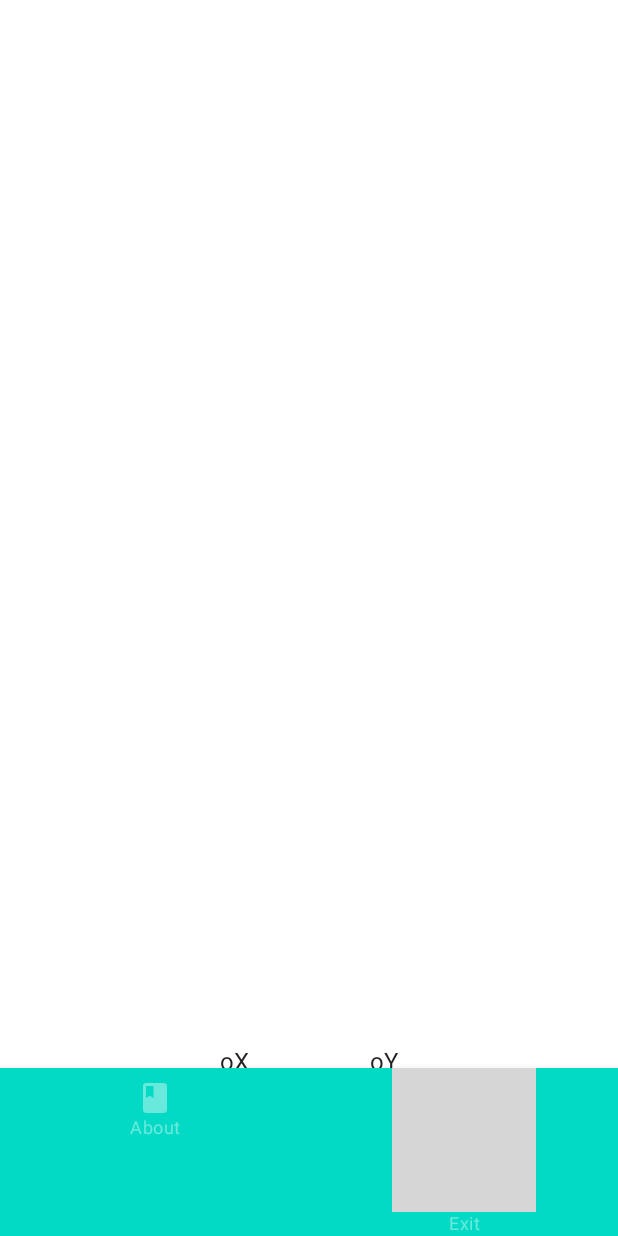
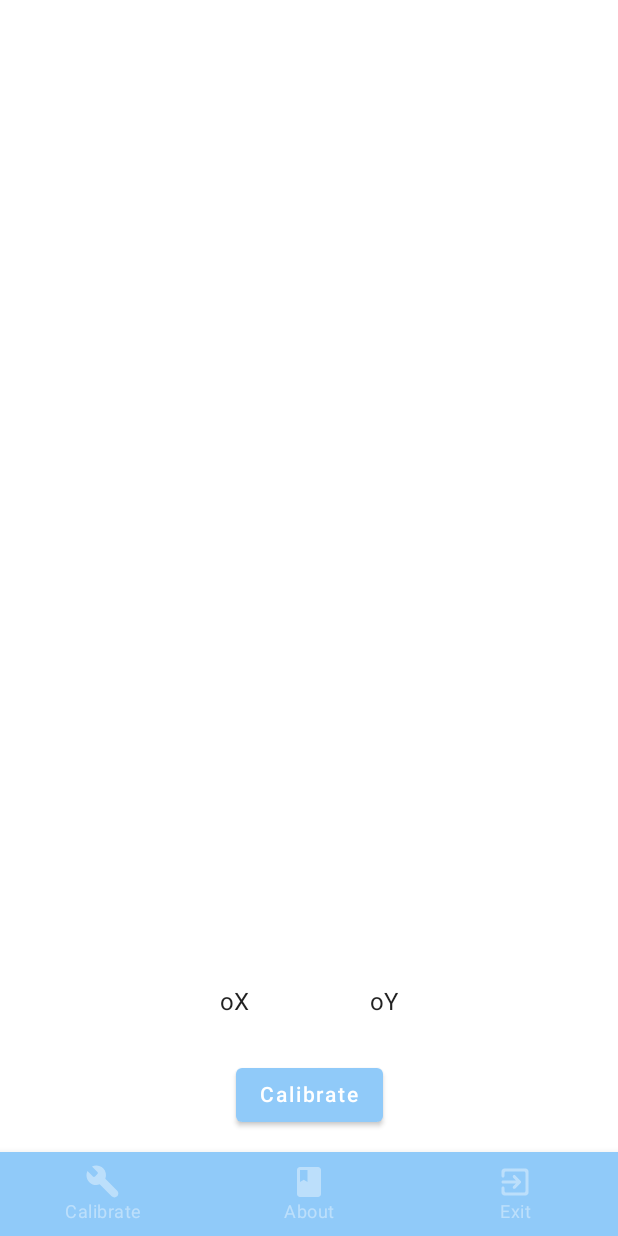
Before and after one commit to Alexekov/SpiritLevel, an Android app built with Jetpack Compose: the screen it shows after launch (MainActivity), on a phone screen of 412 x 824 dp. Run offline under Robolectric (Android 15) with nearby library versions, the phone set to English and light mode, and no system bars; grey boxes are pictures that could not be loaded.

Commit message:
Worked update

```diff
--- a/app/src/main/java/com/alexeykov/spiritlevel/MainActivity.kt
+++ b/app/src/main/java/com/alexeykov/spiritlevel/MainActivity.kt
@@ -92,13 +92,15 @@ fun DrawCross() {
 }
 
 @Composable
-fun NavigationMenu() {
+fun NavigationMenu(isVisible: Boolean) {
     val items = listOf(
+        BottomNavigationItem.Calibrate,
         BottomNavigationItem.About,
         BottomNavigationItem.Exit
     )
+    if (isVisible)
     BottomNavigation(
-        backgroundColor = colorResource(id = R.color.teal_200),
+//        backgroundColor = colorResource(id = R.color.teal_200),
         contentColor = androidx.compose.ui.graphics.Color.White,
 
     ) {
@@ -122,7 +124,7 @@ fun NavigationMenu() {
 @Composable
 fun MainPreview() {
     SpiritLevelTheme {
-        Scaffold(bottomBar = { NavigationMenu() }) {
+        Scaffold(bottomBar = { NavigationMenu(true) }) {
             // A surface container using the 'background' color from the theme
             Surface(color = MaterialTheme.colors.background) {
                 Column(
@@ -141,7 +143,7 @@ fun MainPreview() {
                     Row(
                         Modifier.fillMaxWidth()
 //                            .height(70.dp)
-                            .padding(start = 10.dp, end = 10.dp, top = 20.dp, bottom = 40.dp),
+                            .padding(start = 10.dp, end = 10.dp, top = 10.dp, bottom = 10.dp),
                         horizontalArrangement = Arrangement.Center,
                         verticalAlignment = Alignment.CenterVertically
                     ) {
@@ -149,7 +151,13 @@ fun MainPreview() {
                         Oy()
 //                        Oz()
                     }
-                    Calibrate()
+                    Row(Modifier.fillMaxWidth()
+                        .padding(bottom = 70.dp),
+                    horizontalArrangement = Arrangement.Center,
+                    verticalAlignment = Alignment.CenterVertically
+                    ){
+                        Calibrate()
+                    }
                 }
             }
         }
--- a/app/src/main/java/com/alexeykov/spiritlevel/navigation/BottomNavigationItem.kt
+++ b/app/src/main/java/com/alexeykov/spiritlevel/navigation/BottomNavigationItem.kt
@@ -3,6 +3,7 @@ package com.alexeykov.spiritlevel.navigation
 import com.alexeykov.spiritlevel.R
 
 sealed class BottomNavigationItem(var route: String, var icon: Int, var title: String) {
+    object Calibrate : BottomNavigationItem("calibrate", R.drawable.ic_calibrate, "Calibrate")
     object About : BottomNavigationItem("about", R.drawable.ic_book, "About")
     object Exit : BottomNavigationItem("exit", R.drawable.ic_exit, "Exit")
 }
--- /dev/null
+++ b/app/src/main/res/drawable/ic_calibrate.xml
@@ -0,0 +1,10 @@
+<vector xmlns:android="http://schemas.android.com/apk/res/android"
+    android:width="24dp"
+    android:height="24dp"
+    android:viewportWidth="24"
+    android:viewportHeight="24"
+    android:tint="?attr/colorControlNormal">
+  <path
+      android:fillColor="@android:color/white"
+      android:pathData="M12.09,2.91C10.08,0.9 7.07,0.49 4.65,1.67L8.28,5.3c0.39,0.39 0.39,1.02 0,1.41L6.69,8.3c-0.39,0.4 -1.02,0.4 -1.41,0L1.65,4.67C0.48,7.1 0.89,10.09 2.9,12.1c1.86,1.86 4.58,2.35 6.89,1.48l7.96,7.96c1.03,1.03 2.69,1.03 3.71,0 1.03,-1.03 1.03,-2.69 0,-3.71L13.54,9.9c0.92,-2.34 0.44,-5.1 -1.45,-6.99z"/>
+</vector>
--- /dev/null
+++ b/app/src/main/res/drawable/ic_exit.xml
@@ -0,0 +1,10 @@
+<vector xmlns:android="http://schemas.android.com/apk/res/android"
+    android:width="24dp"
+    android:height="24dp"
+    android:viewportWidth="24"
+    android:viewportHeight="24"
+    android:tint="?attr/colorControlNormal">
+  <path
+      android:fillColor="@android:color/white"
+      android:pathData="M10.79,16.29c0.39,0.39 1.02,0.39 1.41,0l3.59,-3.59c0.39,-0.39 0.39,-1.02 0,-1.41L12.2,7.7c-0.39,-0.39 -1.02,-0.39 -1.41,0 -0.39,0.39 -0.39,1.02 0,1.41L12.67,11H4c-0.55,0 -1,0.45 -1,1s0.45,1 1,1h8.67l-1.88,1.88c-0.39,0.39 -0.38,1.03 0,1.41zM19,3H5c-1.11,0 -2,0.9 -2,2v3c0,0.55 0.45,1 1,1s1,-0.45 1,-1V6c0,-0.55 0.45,-1 1,-1h12c0.55,0 1,0.45 1,1v12c0,0.55 -0.45,1 -1,1H6c-0.55,0 -1,-0.45 -1,-1v-2c0,-0.55 -0.45,-1 -1,-1s-1,0.45 -1,1v3c0,1.1 0.9,2 2,2h14c1.1,0 2,-0.9 2,-2V5c0,-1.1 -0.9,-2 -2,-2z"/>
+</vector>
```
